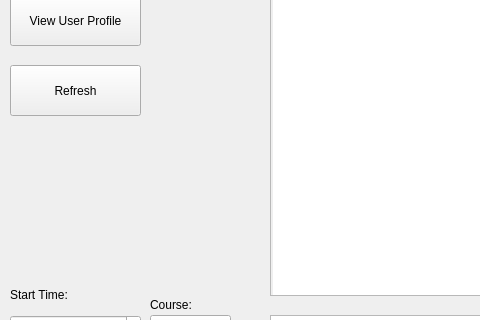
Before: the Qt Designer form StudyGroupFormer/AppWindow.ui in vu035/StudyGroupApp, drawn with Qt 5; both pictures show x 0 to 480 and y 82 to 402 of the 835 by 586 pixel window.
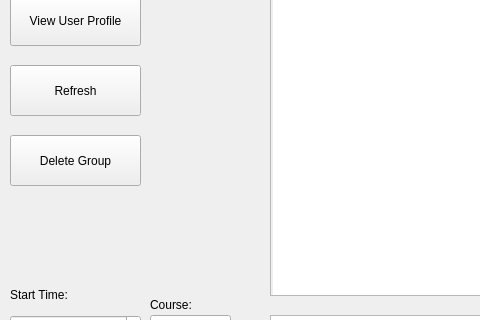
After: the same form once the commit is applied.

Commit message: added group delete function with button to appwindow

```diff
--- a/StudyGroupFormer/AppWindow.ui
+++ b/StudyGroupFormer/AppWindow.ui
@@ -205,6 +205,19 @@
      </rect>
     </property>
    </widget>
+   <widget class="QPushButton" name="deleteButton">
+    <property name="geometry">
+     <rect>
+      <x>10</x>
+      <y>200</y>
+      <width>131</width>
+      <height>51</height>
+     </rect>
+    </property>
+    <property name="text">
+     <string>Delete Group</string>
+    </property>
+   </widget>
   </widget>
   <widget class="QMenuBar" name="menuBar">
    <property name="geometry">
```
Left out of the diff: 2 changed lines with no effect on the pictures. The commit also changes 4 other files.
